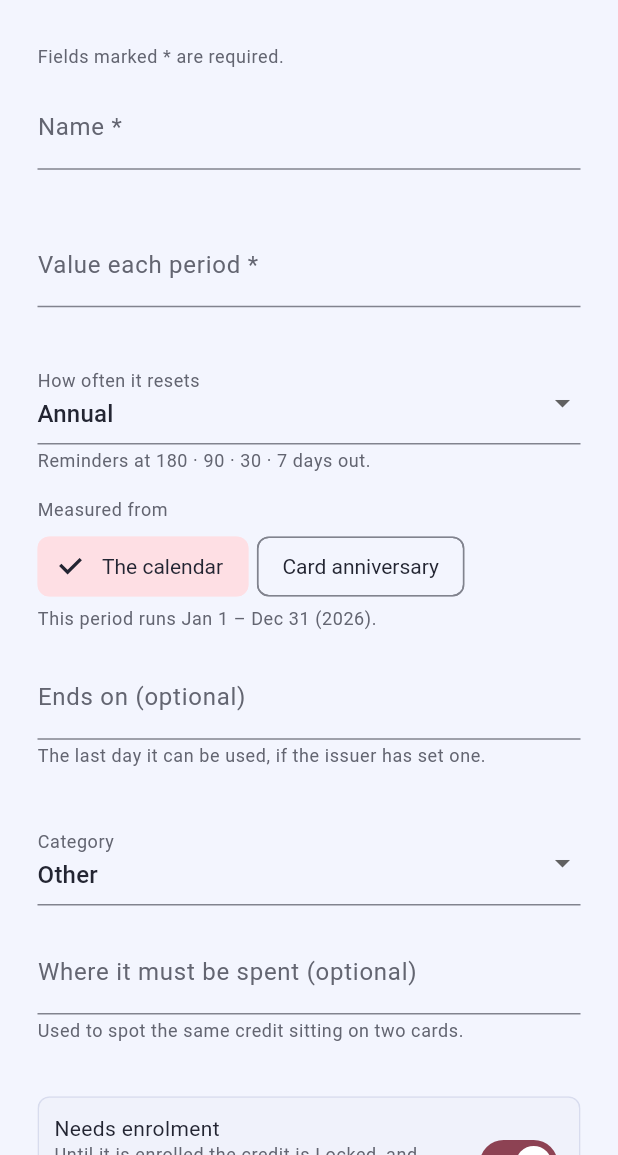
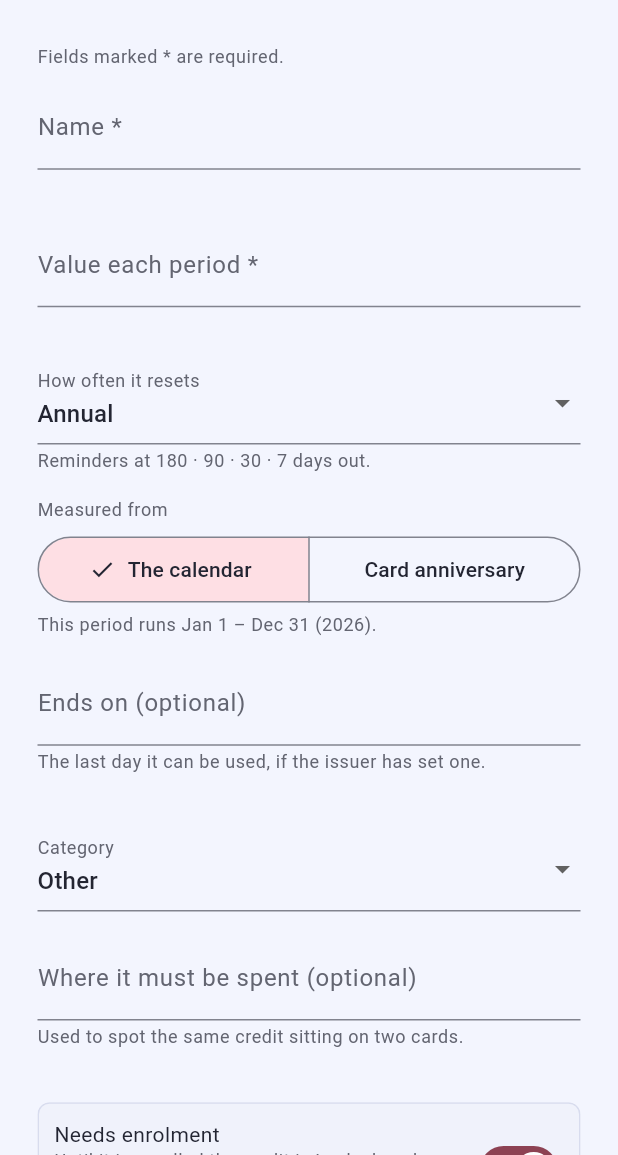
Before and after one commit to helpmebrands/reward-app, a Flutter app: the BenefitEditorScreen screen opened directly, on a phone screen of 412 x 824 dp, the part 81-1236 px from its top. Run offline on Flutter 3.47's test engine with Material 3 defaults, Android fonts, the phone set to English and light mode, and no system bars; our stand-ins replace firebase_auth, firebase_core, firebase_messaging, go_router, share_plus, shared_preferences and 1 more; missing offline and left inert: dart_jsonwebtoken, postgres, shelf_router; accounts and stored records are empty; network calls fail.

Commit message:
feat(mobile): single-choice chip groups become 44-high segmented buttons (#338)
* test(mobile): single-choice groups are 44-high segmented buttons (#331)

Refs #331

Co-Authored-By: Claude Opus 5.5 (1M context) <noreply@anthropic.com>

* feat(mobile): single-choice chip groups become 44-high segmented buttons

Appearance, Measured from, Kind and the months shown are full-width
segmented buttons with a check on the selection; their labels wrap
inside the segment at large text. The theme fills a selected segment
from the accent ramp with the ink on it.

Closes #331
Refs #329

Co-Authored-By: Claude Opus 5.5 (1M context) <noreply@anthropic.com>

---------

Co-authored-by: oravecz <jcook@visualxs.com>
Co-authored-by: Claude Opus 5.5 (1M context) <noreply@anthropic.com>

```diff
--- a/apps/mobile/lib/screens/benefit_editor_screen.dart
+++ b/apps/mobile/lib/screens/benefit_editor_screen.dart
@@ -336,29 +336,29 @@ class _BenefitEditorScreenState extends State<BenefitEditorScreen> {
       children: [
         Text('Measured from', style: note),
         const SizedBox(height: Space.s2),
-        // Chips rather than a segmented button: two labels wrap onto two
-        // lines at a large text size instead of overflowing the column.
+        // A segment's label wraps onto a second line at a large text size
+        // rather than overflowing the column.
         Semantics(
           label: 'Measured from',
           container: true,
           explicitChildNodes: true,
-          child: Wrap(
-            spacing: Space.s2,
-            runSpacing: Space.s2,
-            children: [
-              for (final (anchor, label) in const [
-                (CycleAnchor.calendar, 'The calendar'),
-                (CycleAnchor.anniversary, 'Card anniversary'),
-              ])
-                ChoiceChip(
-                  label: Text(label),
-                  selected: current.anchor == anchor,
-                  onSelected: linked
-                      ? null
-                      : (_) =>
-                            _patch(current, (b) => b.copyWith(anchor: anchor)),
-                ),
+          child: SegmentedButton<CycleAnchor>(
+            expandedInsets: EdgeInsets.zero,
+            segments: const [
+              ButtonSegment(
+                value: CycleAnchor.calendar,
+                label: Text('The calendar'),
+              ),
+              ButtonSegment(
+                value: CycleAnchor.anniversary,
+                label: Text('Card anniversary'),
+              ),
             ],
+            selected: {current.anchor},
+            onSelectionChanged: linked
+                ? null
+                : (next) =>
+                      _patch(current, (b) => b.copyWith(anchor: next.single)),
           ),
         ),
         // The window those two fields produce, live.
```
Also changed, not shown: apps/mobile/lib/screens/card_editor_screen.dart (+8 -14 lines), apps/mobile/lib/screens/settings_screen.dart (+9 -15 lines), apps/mobile/lib/screens/value_screen.dart (+10 -18 lines), apps/mobile/lib/theme/theme.dart (+6 -2 lines), 6 other files.
